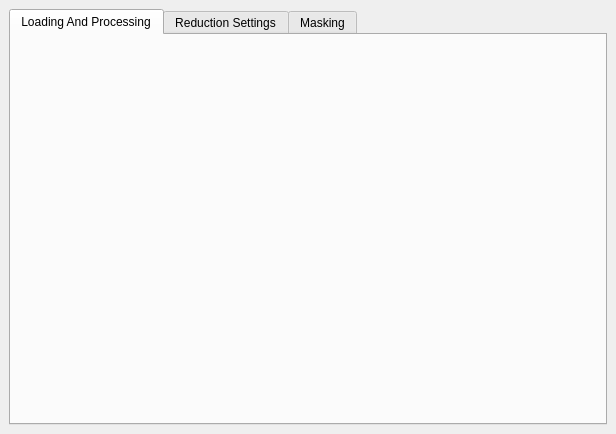
Before: the Qt Designer form scripts/Interface/ui/sans/ansto/ansto_sans.ui in yxqd/mantid, drawn with Qt 5.
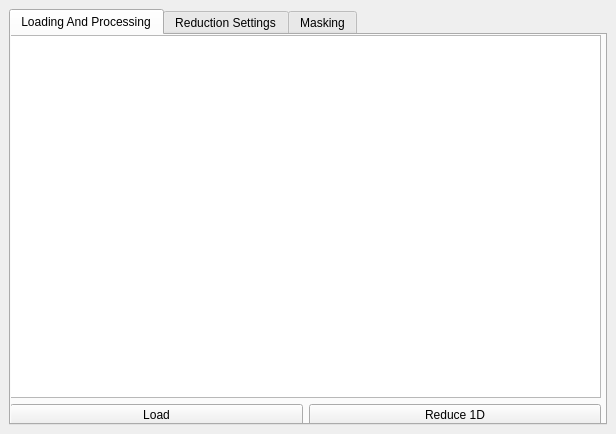
After: the same form once the commit is applied. The open tabs and pages were chosen to show the change.

Commit message: refs #13892. Simplify layout

The edit to the form file:
```diff
--- a/scripts/Interface/ui/sans/ansto/ansto_sans.ui
+++ b/scripts/Interface/ui/sans/ansto/ansto_sans.ui
@@ -24,6 +24,40 @@
        <attribute name="title">
         <string>Loading And Processing</string>
        </attribute>
+       <widget class="QWidget" name="verticalLayoutWidget">
+        <property name="geometry">
+         <rect>
+          <x>-1</x>
+          <y>0</y>
+          <width>591</width>
+          <height>391</height>
+         </rect>
+        </property>
+        <layout class="QVBoxLayout" name="verticalLayout_2">
+         <item>
+          <widget class="QTableView" name="tableView"/>
+         </item>   
+         <item>
+          <layout class="QHBoxLayout" name="horizontalLayout">
+          <item>
+          <widget class="QPushButton" name="btn_load">
+           <property name="text">
+            <string>Load</string>
+           </property>
+          </widget>
+         </item>
+         <item>
+          <widget class="QPushButton" name="btn_reduce">
+           <property name="text">
+            <string>Reduce 1D</string>
+           </property>
+          </widget>
+         </item>
+         
+         </layout>
+         </item>
+        </layout>
+       </widget>
       </widget>
       <widget class="QWidget" name="settings">
        <attribute name="title">
```
Left out of the diff: 2 changed lines with no effect on the pictures. The commit also changes 13 other files.
